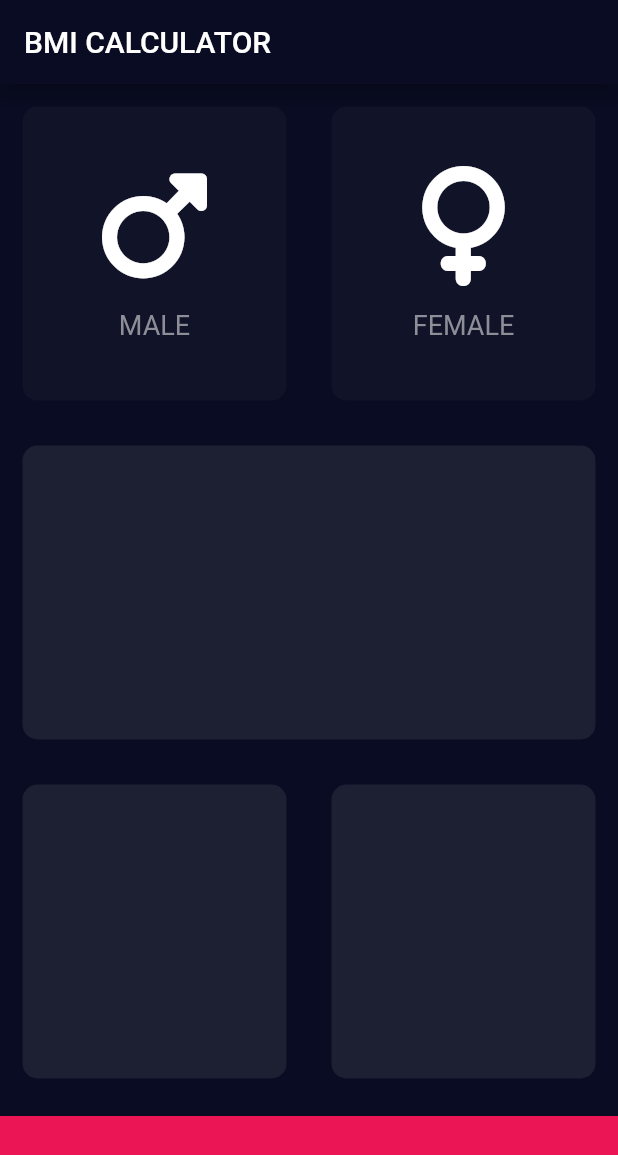
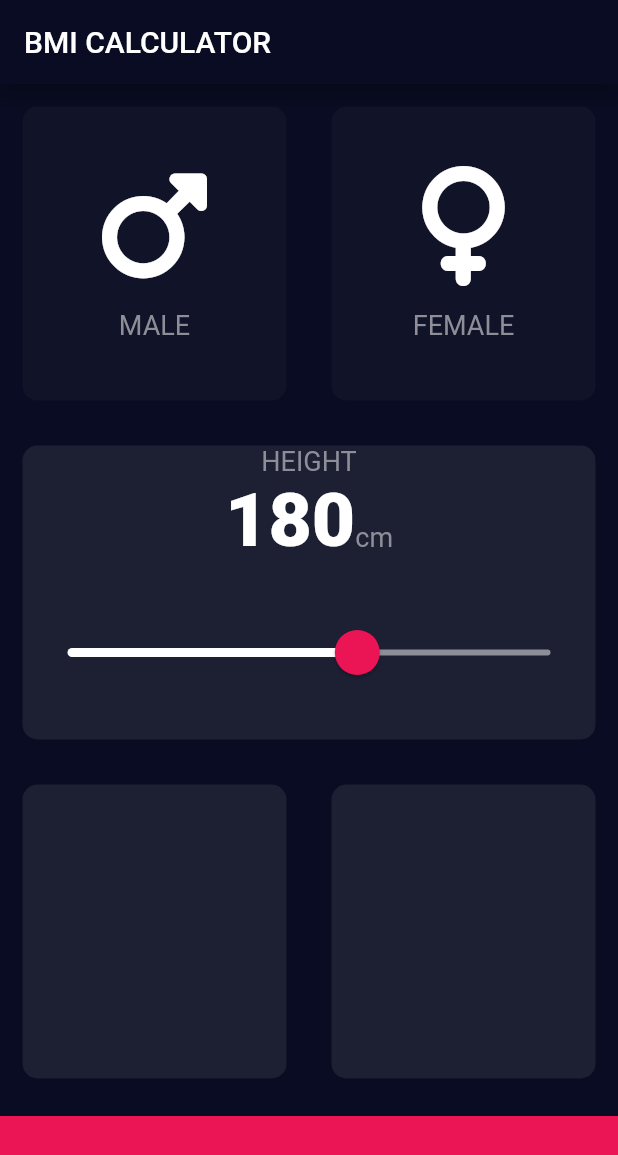
Before and after one commit to berhanudagnew/simple_bmi_calculator, a Flutter app: the screen it shows after launch, on a phone screen of 412 x 824 dp. Shown: the top 1155 px of the screen. Run offline on Flutter 3.47's test engine with Material 2 defaults, Android fonts, the phone set to English and light mode, and no system bars; our stand-ins replace font_awesome_flutter.

Commit message:
Finish slider using flutter theme

```diff
--- /dev/null
+++ b/lib/constant.dart
@@ -0,0 +1,16 @@
+import 'package:flutter/material.dart';
+
+const k_bottom_container_height = 80.0;
+const k_active_card_color = Color(0xFF1D1F33);
+const k_inactive_card_color = Color(0xFF111328);
+const k_bottom_container_color = Color(0xFFEB1555);
+
+const k_lable_txt_style = TextStyle(
+  fontSize: 18.0,
+  color: Color(0xFF8D8E98),
+);
+
+const k_number_text_style = TextStyle(
+  fontSize: 50.0,
+  fontWeight: FontWeight.w900,
+);
--- a/lib/icon_content.dart
+++ b/lib/icon_content.dart
@@ -1,9 +1,5 @@
 import 'package:flutter/material.dart';
-
-const lable_txt_style = TextStyle(
-  fontSize: 18.0,
-  color: Color(0xFF8D8E98),
-);
+import 'constant.dart';
 
 class ReusableIcon extends StatelessWidget {
   ReusableIcon({required this.gender_icon, required this.gender_text});
@@ -22,7 +18,7 @@ class ReusableIcon extends StatelessWidget {
         SizedBox(
           height: 15.5,
         ),
-        Text(gender_text, style: lable_txt_style),
+        Text(gender_text, style: k_lable_txt_style),
       ],
     );
   }
--- a/lib/input_page.dart
+++ b/lib/input_page.dart
@@ -2,11 +2,7 @@ import 'package:flutter/material.dart';
 import 'package:font_awesome_flutter/font_awesome_flutter.dart';
 import 'icon_content.dart';
 import 'reusable_card.dart';
-
-const bottom_container_height = 80.0;
-const active_card_color = Color(0xFF1D1F33);
-const inactive_card_color = Color(0xFF111328);
-const bottom_container_color = Color(0xFFEB1555);
+import 'constant.dart';
 
 enum Gender { male, female }
 
@@ -17,6 +13,7 @@ class InputPage extends StatefulWidget {
 
 class _InputPageState extends State<InputPage> {
   Gender? selected_gender;
+  int height = 180;
 
   @override
   Widget build(BuildContext context) {
@@ -25,6 +22,7 @@ class _InputPageState extends State<InputPage> {
         title: Text('BMI CALCULATOR'),
       ),
       body: Column(
+        crossAxisAlignment: CrossAxisAlignment.stretch,
         children: [
           Expanded(
             child: Row(
@@ -40,8 +38,8 @@ class _InputPageState extends State<InputPage> {
                         gender_icon: FontAwesomeIcons.mars,
                         gender_text: 'MALE'),
                     card_color: selected_gender == Gender.male
-                        ? active_card_color
-                        : inactive_card_color,
+                        ? k_active_card_color
+                        : k_inactive_card_color,
                   ),
                 ),
                 Expanded(
@@ -55,33 +53,82 @@ class _InputPageState extends State<InputPage> {
                       gender_icon: FontAwesomeIcons.venus,
                       gender_text: 'FEMALE'),
                   card_color: selected_gender == Gender.female
-                      ? active_card_color
-                      : inactive_card_color,
+                      ? k_active_card_color
+                      : k_inactive_card_color,
                 )),
               ],
             ),
           ),
           Expanded(
-              child: ReusableCard(
-            card_color: active_card_color,
-          )),
+            child: ReusableCard(
+              card_color: k_active_card_color,
+              card_child: Column(
+                mainAxisAlignment: MainAxisAlignment.center,
+                children: [
+                  Text(
+                    'HEIGHT',
+                    style: k_lable_txt_style,
+                  ),
+                  Row(
+                    mainAxisAlignment: MainAxisAlignment.center,
+                    crossAxisAlignment: CrossAxisAlignment.baseline,
+                    textBaseline: TextBaseline.alphabetic,
+                    children: [
+                      Text(
+                        height.toString(),
+                        style: k_number_text_style,
+                      ),
+                      Text(
+                        'cm',
+                        style: k_lable_txt_style,
+                      ),
+                    ],
+                  ),
+                  Expanded(
+                    child: SliderTheme(
+                      data: SliderTheme.of(context).copyWith(
+                        activeTrackColor: Colors.white,
+                        inactiveTrackColor: Color(0xFF8D8E98),
+                        thumbColor: Color(0xFFEB1555),
+                        overlayColor: Color(0x29EB1555),
+                        thumbShape:
+                            RoundSliderThumbShape(enabledThumbRadius: 15.0),
+                        overlayShape:
+                            RoundSliderOverlayShape(overlayRadius: 30.0),
+                      ),
+                      child: Slider(
+                        value: height.toDouble(),
+                        min: 120.0,
+                        max: 220.0,
+                        onChanged: (double newValue) {
+                          setState(() {
+                            height = newValue.round();
+                          });
+                        },
+                      ),
+                    ),
+                  ),
+                ],
+              ),
+            ),
+          ),
           Expanded(
               child: Row(
             children: [
               Expanded(
                   child: ReusableCard(
-                card_color: active_card_color,
+                card_color: k_active_card_color,
               )),
               Expanded(
                 child: ReusableCard(
-                  card_color: active_card_color,
+                  card_color: k_active_card_color,
                 ),
               ),
             ],
           )),
           Container(
-            color: bottom_container_color,
-            height: bottom_container_height,
+            color: k_bottom_container_color,
+            height: k_bottom_container_height,
             width: double.infinity,
             margin: EdgeInsets.only(top: 10.0),
           ),
```
